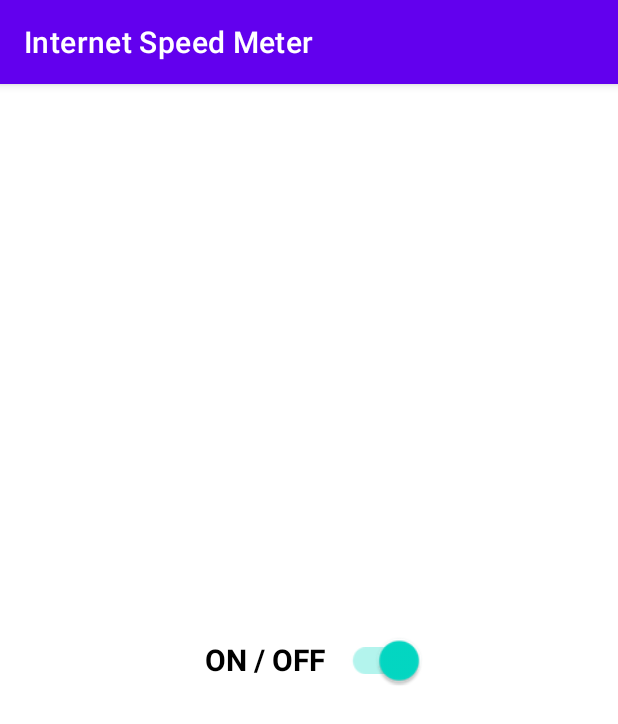
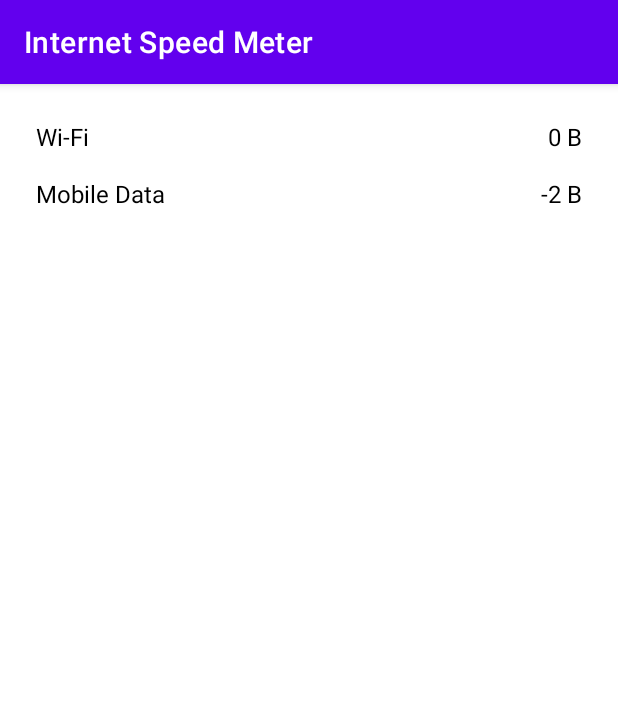
Before and after one commit to saurabhkaipurkar/Internet-Speed-Meter, an Android app: the screen it shows after launch (MainActivity), on a phone screen of 412 x 824 dp. Shown: the top 724 px of the screen. Run offline under Robolectric (Android 15) with nearby library versions, the phone set to English and light mode, and no system bars.

Commit message:
huge update

```diff
--- a/app/src/main/AndroidManifest.xml
+++ b/app/src/main/AndroidManifest.xml
@@ -8,6 +8,8 @@
     <uses-permission android:name="android.permission.POST_NOTIFICATIONS" />
     <uses-permission android:name="android.permission.FOREGROUND_SERVICE_DATA_SYNC"/>
     <uses-permission android:name="android.permission.SYSTEM_ALERT_WINDOW"/>
+    <uses-permission android:name="android.permission.READ_PHONE_STATE"/>
+    <uses-permission android:name="android.permission.PACKAGE_USAGE_STATS" tools:ignore="ProtectedPermissions" />
 
 
     <application
--- /dev/null
+++ b/app/src/main/java/com/example/internetspeedmeter/Adapter/DataUsageAdapter.java
@@ -0,0 +1,74 @@
+package com.example.internetspeedmeter.Adapter;
+
+import android.view.LayoutInflater;
+import android.view.View;
+import android.view.ViewGroup;
+import android.widget.TextView;
+
+import androidx.annotation.NonNull;
+import androidx.recyclerview.widget.RecyclerView;
+
+import com.example.internetspeedmeter.R;
+import com.example.internetspeedmeter.datahandler.DataUsageHandler;
+
+import java.util.List;
+import java.util.logging.Handler;
+import java.util.logging.LogRecord;
+
+public class DataUsageAdapter extends RecyclerView.Adapter<DataUsageAdapter.DataUsageViewHolder>
+{
+    private final List<DataUsageHandler> dataUsageList;
+    public DataUsageAdapter(List<DataUsageHandler> dataUsageList)
+    {
+        this.dataUsageList = dataUsageList;
+    }
+
+    @NonNull
+    @Override
+    public DataUsageViewHolder onCreateViewHolder(@NonNull ViewGroup parent, int viewType)
+    {
+        View view = LayoutInflater.from(parent.getContext())
+                .inflate(R.layout.item_data_usage, parent, false);
+        return new DataUsageViewHolder(view);
+    }
+
+    @Override
+    public void onBindViewHolder(@NonNull DataUsageAdapter.DataUsageViewHolder holder, int position)
+    {
+        DataUsageHandler data = dataUsageList.get(position);
+        holder.typeTextView.setText(data.getType());
+        holder.usageTextView.setText(data.getUsage());
+    }
+
+    @Override
+    public int getItemCount() {
+        return dataUsageList.size();
+    }
+
+    private final Handler handler = new Handler() {
+        @Override
+        public void publish(LogRecord record) {
+
+        }
+
+        @Override
+        public void flush() {
+
+        }
+
+        @Override
+        public void close() throws SecurityException {
+
+        }
+    };
+    public static class DataUsageViewHolder  extends RecyclerView.ViewHolder
+    {
+        TextView typeTextView, usageTextView;
+        public DataUsageViewHolder(@NonNull View itemView)
+        {
+            super(itemView);
+            typeTextView = itemView.findViewById(R.id.typeTextView);
+            usageTextView = itemView.findViewById(R.id.usageTextView);
+        }
+    }
+}
--- a/app/src/main/java/com/example/internetspeedmeter/FloatingSpeedService.java
+++ b/app/src/main/java/com/example/internetspeedmeter/FloatingSpeedService.java
@@ -14,6 +14,7 @@ import android.net.TrafficStats;
 import android.os.Build;
 import android.os.Handler;
 import android.os.IBinder;
+import android.provider.Settings;
 import android.util.DisplayMetrics;
 import android.view.Gravity;
 import android.view.LayoutInflater;
@@ -21,6 +22,7 @@ import android.view.MotionEvent;
 import android.view.View;
 import android.view.WindowManager;
 import android.widget.TextView;
+import android.widget.Toast;
 
 import androidx.annotation.Nullable;
 import androidx.annotation.RequiresApi;
@@ -47,6 +49,12 @@ public class FloatingSpeedService extends Service {
     @Override
     public void onCreate() {
         super.onCreate();
+
+        if (!Settings.canDrawOverlays(this)) {
+            Toast.makeText(this, "Permission to display over other apps is required.", Toast.LENGTH_LONG).show();
+            stopSelf(); // Stop the service if permission is not granted
+            return;
+        }
 
         IntentFilter filter = new IntentFilter(Intent.ACTION_MAIN);
         filter.addCategory(Intent.CATEGORY_LAUNCHER);
@@ -188,7 +196,6 @@ public class FloatingSpeedService extends Service {
 
         handler.post(speedUpdateRunnable);
     }
-
     public String formatSpeed(long bytesPerSecond) {
         if (bytesPerSecond >= 1024 * 1024) {
             return (bytesPerSecond / (1024 * 1024)) + " MB/s";
--- a/app/src/main/java/com/example/internetspeedmeter/MainActivity.java
+++ b/app/src/main/java/com/example/internetspeedmeter/MainActivity.java
@@ -3,19 +3,26 @@ package com.example.internetspeedmeter;
 import android.annotation.SuppressLint;
 import android.content.Intent;
 import android.content.SharedPreferences;
+import android.net.TrafficStats;
 import android.net.Uri;
 import android.os.Build;
 import android.os.Bundle;
+import android.os.Handler;
 import android.provider.Settings;
 import android.widget.Toast;
-
 import androidx.activity.result.ActivityResultLauncher;
 import androidx.activity.result.contract.ActivityResultContracts;
 import androidx.appcompat.app.AppCompatActivity;
-import androidx.appcompat.widget.SwitchCompat;
+import androidx.recyclerview.widget.LinearLayoutManager;
+import androidx.recyclerview.widget.RecyclerView;
+import com.example.internetspeedmeter.Adapter.DataUsageAdapter;
+import com.example.internetspeedmeter.datahandler.DataUsageHandler;
+import java.util.ArrayList;
+import java.util.List;
 
-public class MainActivity extends AppCompatActivity {
-    SwitchCompat toggleSwitch;
+public class MainActivity extends AppCompatActivity
+{
+    private final Handler handler = new Handler();
     private static final String PREF_NAME = "AppPreferences";
     private static final String KEY_PROCESS_STATE = "processState";
 
@@ -36,47 +43,110 @@ public class MainActivity extends AppCompatActivity {
         super.onCreate(savedInstanceState);
         setContentView(R.layout.activity_main);
 
-        toggleSwitch = findViewById(R.id.toggleSwitch);
+        RecyclerView recyclerView = findViewById(R.id.dataUsageRecyclerView);
+        recyclerView.setLayoutManager(new LinearLayoutManager(this));
+
+        List<DataUsageHandler> dataUsageList = new ArrayList<>();
+        dataUsageList.add(new DataUsageHandler("Wi-Fi", formatDataSize(getWiFiDataUsage())));
+        dataUsageList.add(new DataUsageHandler("Mobile Data", formatDataSize(getMobileDataUsage())));
+
+        DataUsageAdapter adapter = new DataUsageAdapter(dataUsageList);
+        recyclerView.setAdapter(adapter);
+        startUpdatingRecyclerView(dataUsageList, adapter);
         SharedPreferences preferences = getSharedPreferences(PREF_NAME, MODE_PRIVATE);
         boolean isProcessRunning = preferences.getBoolean(KEY_PROCESS_STATE, true);
 
-        toggleSwitch.setChecked(isProcessRunning);
-        if (isProcessRunning) {
+        if (isProcessRunning)
+        {
             startFloatingSpeedService();
         }
-
-        toggleSwitch.setOnCheckedChangeListener((buttonView, isChecked) -> {
-            if (isChecked) {
+            if (Build.VERSION.SDK_INT >= Build.VERSION_CODES.M && !Settings.canDrawOverlays(this))
+            {
+                Toast.makeText(this, "Please enable 'Display over other apps' permission.", Toast.LENGTH_SHORT).show();
+            }
+            else
+            {
                 startFloatingSpeedService();
                 Toast.makeText(MainActivity.this, "Processes Started", Toast.LENGTH_SHORT).show();
-            } else {
-                stopFloatingService();
-                Toast.makeText(MainActivity.this, "Processes Stopped", Toast.LENGTH_SHORT).show();
             }
-        });
 
         // Check if the app has permission to draw over other apps
-        if (Build.VERSION.SDK_INT >= Build.VERSION_CODES.M && !Settings.canDrawOverlays(this)) {
+        if (Build.VERSION.SDK_INT >= Build.VERSION_CODES.M && !Settings.canDrawOverlays(this))
+        {
             // Request permission using ActivityResultLauncher
             Intent intent = new Intent(Settings.ACTION_MANAGE_OVERLAY_PERMISSION,
                     Uri.parse("package:" + getPackageName()));
             overlayPermissionLauncher.launch(intent);
-        } else {
+        }
+        else
+        {
             startFloatingSpeedService();
         }
     }
 
-    private void stopFloatingService() {
-        // Stop the FloatingSpeedService
-        stopService(new Intent(this, FloatingSpeedService.class));
+    private long getMobileDataUsage() {
+        long mobileRxBytes = TrafficStats.getMobileRxBytes(); // Received bytes
+        long mobileTxBytes = TrafficStats.getMobileTxBytes(); // Transmitted bytes
+        return mobileRxBytes + mobileTxBytes;
     }
 
-    private void startFloatingSpeedService() {
-        // Start FloatingSpeedService using startForegroundService for Android O and above
-        if (Build.VERSION.SDK_INT >= Build.VERSION_CODES.O) {
-            startForegroundService(new Intent(this, FloatingSpeedService.class));
-        } else {
-            startService(new Intent(this, FloatingSpeedService.class));
+    // Get total data usage (Wi-Fi + Mobile Data)
+    private long getTotalDataUsage() {
+        long totalRxBytes = TrafficStats.getTotalRxBytes(); // All received bytes
+        long totalTxBytes = TrafficStats.getTotalTxBytes(); // All transmitted bytes
+        return totalRxBytes + totalTxBytes;
+    }
+
+    // Calculate Wi-Fi data usage (Total - Mobile)
+    private long getWiFiDataUsage() {
+        return getTotalDataUsage() - getMobileDataUsage();
+    }
+
+    // Format data size to a readable format (e.g., KB, MB, GB)
+    @SuppressLint("DefaultLocale")
+    private String formatDataSize(long bytes) {
+        if (bytes < 1024) return bytes + " B";
+        int exp = (int) (Math.log(bytes) / Math.log(1024));
+        char unit = "KMGTPE".charAt(exp - 1);
+        return String.format("%.1f %sB", bytes / Math.pow(1024, exp), unit);
+    }
+
+    private void startUpdatingRecyclerView(final List<DataUsageHandler> dataUsageList, DataUsageAdapter adapter)
+    {
+        handler.postDelayed(new Runnable()
+        {
+            @SuppressLint("NotifyDataSetChanged")
+            @Override
+            public void run()
+            {
+                // Update data usage dynamically
+                dataUsageList.get(0).setUsage(formatDataSize(getWiFiDataUsage()));
+                dataUsageList.get(1).setUsage(formatDataSize(getMobileDataUsage()));
+
+                // Notify the adapter that data has changed
+                adapter.notifyDataSetChanged();
+
+                // Re-run this task every 5 seconds
+                handler.postDelayed(this, 5000);
+            }
+        },5000);
+    }
+    private void startFloatingSpeedService()
+    {
+        if (!Settings.canDrawOverlays(this))
+        {
+            Toast.makeText(this, "Please enable 'Display over other apps' permission in settings.", Toast.LENGTH_LONG).show();
+        }
+        else
+        {
+            if (Build.VERSION.SDK_INT >= Build.VERSION_CODES.O)
+            {
+                startForegroundService(new Intent(this, FloatingSpeedService.class));
+            }
+            else
+            {
+                startService(new Intent(this, FloatingSpeedService.class));
+            }
         }
     }
 }
--- /dev/null
+++ b/app/src/main/java/com/example/internetspeedmeter/datahandler/DataUsageHandler.java
@@ -0,0 +1,32 @@
+package com.example.internetspeedmeter.datahandler;
+
+import android.net.TrafficStats;
+
+public class DataUsageHandler
+{
+    private String type;
+    private String usage;
+
+    public DataUsageHandler(String type, String usage)
+    {
+        this.type = type;
+        this.usage = usage;
+    }
+
+    public String getType() {
+        return type;
+    }
+
+    public void setType(String type) {
+        this.type = type;
+    }
+
+    public String getUsage() {
+        return usage;
+    }
+
+    public void setUsage(String usage) {
+        this.usage = usage;
+    }
+
+}
--- a/app/src/main/res/layout/activity_main.xml
+++ b/app/src/main/res/layout/activity_main.xml
@@ -2,23 +2,13 @@
     xmlns:android="http://schemas.android.com/apk/res/android"
     android:layout_width="match_parent"
     android:layout_height="match_parent"
-    android:gravity="center"
-    android:orientation="horizontal">
+    android:background="@color/white"
+    android:orientation="vertical"
+    android:padding="16dp">
 
-    <TextView
-        android:layout_width="wrap_content"
-        android:layout_height="wrap_content"
-        android:text="@string/on_off"
-        android:textColor="@color/black"
-        android:textStyle="bold"
-        android:textSize="20sp"
-        android:paddingStart="1dp"
-        android:paddingEnd="12dp"/>
+    <androidx.recyclerview.widget.RecyclerView
+        android:id="@+id/dataUsageRecyclerView"
+        android:layout_width="match_parent"
+        android:layout_height="match_parent"/>
 
-    <androidx.appcompat.widget.SwitchCompat
-        android:layout_width="wrap_content"
-        android:layout_height="wrap_content"
-        android:id="@+id/toggleSwitch"
-        android:scaleX="1.3"
-        android:scaleY="1.3"/>
 </LinearLayout>
--- /dev/null
+++ b/app/src/main/res/layout/item_data_usage.xml
@@ -0,0 +1,25 @@
+<LinearLayout
+    xmlns:android="http://schemas.android.com/apk/res/android"
+    android:layout_width="match_parent"
+    android:layout_height="wrap_content"
+    android:orientation="horizontal"
+    android:background="@color/white"
+    android:padding="8dp">
+
+    <TextView
+        android:id="@+id/typeTextView"
+        android:layout_width="0dp"
+        android:layout_height="wrap_content"
+        android:layout_weight="1"
+        android:text="@string/type"
+        android:textSize="16sp"
+        android:textColor="@color/black"/>
+
+    <TextView
+        android:id="@+id/usageTextView"
+        android:layout_width="wrap_content"
+        android:layout_height="wrap_content"
+        android:text="@string/usage"
+        android:textSize="16sp"
+        android:textColor="@color/black"/>
+</LinearLayout>
--- a/app/src/main/res/values/strings.xml
+++ b/app/src/main/res/values/strings.xml
@@ -3,4 +3,6 @@
     <string name="speed_text">↓ 0 KB/s | ↑ 0 KB/s</string>
     <string name="toggle_switch">Switch ON / OFF</string>
     <string name="on_off">ON / OFF</string>
+    <string name="type">Type</string>
+    <string name="usage">Usage</string>
 </resources>
```
